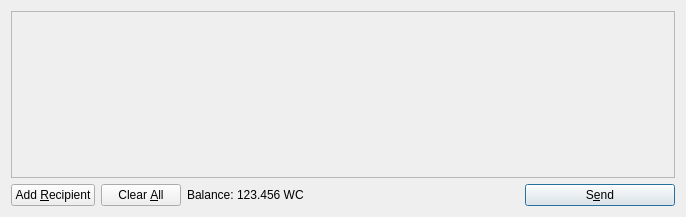
The window that src/qt/forms/sendcoinsdialog.ui (magi-retro/peercoin) describes before a commit, drawn with Qt 5.
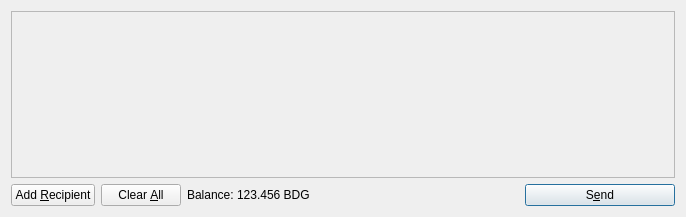
The same window after the commit. Icons and pictures are not drawn.

```diff
--- a/src/qt/forms/sendcoinsdialog.ui
+++ b/src/qt/forms/sendcoinsdialog.ui
@@ -119,7 +119,7 @@
           <cursorShape>IBeamCursor</cursorShape>
          </property>
          <property name="text">
-          <string>123.456 WC</string>
+          <string>123.456 BDG</string>
          </property>
          <property name="textInteractionFlags">
           <set>Qt::LinksAccessibleByMouse|Qt::TextSelectableByKeyboard|Qt::TextSelectableByMouse</set>
```
